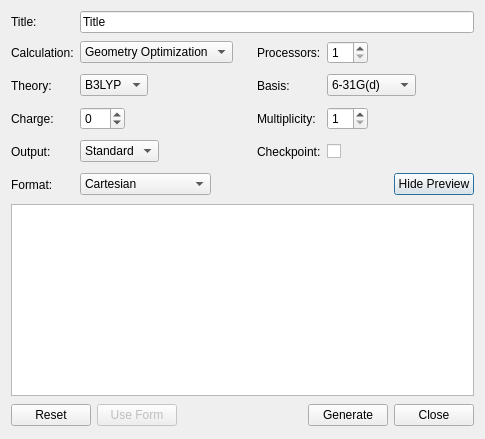
Old version of the form libavogadro/src/extensions/gaussianinputdialog.ui in the repository cryos/avogadro.
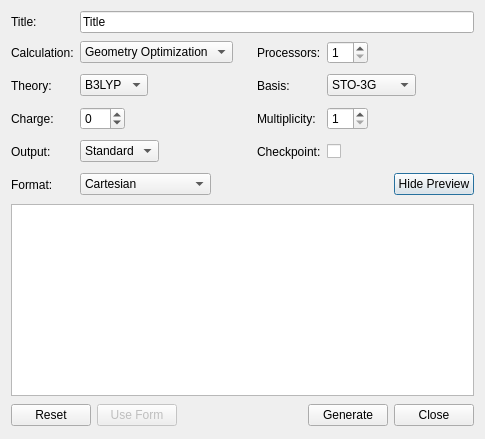
New version of the form.

Commit message: Added the ability to save the dialog settings that make sense, added LANL2DZ and improved the routines to check if the new molecule coordinates should be used.

The edit to the form file:
```diff
--- a/libavogadro/src/extensions/gaussianinputdialog.ui
+++ b/libavogadro/src/extensions/gaussianinputdialog.ui
@@ -206,7 +206,7 @@
        <item>
         <widget class="QComboBox" name="basisCombo" >
          <property name="currentIndex" >
-          <number>2</number>
+          <number>0</number>
          </property>
          <item>
           <property name="text" >
```
Left out of the diff: 5 changed lines with no effect on the pictures. The commit also changes 4 other files.
